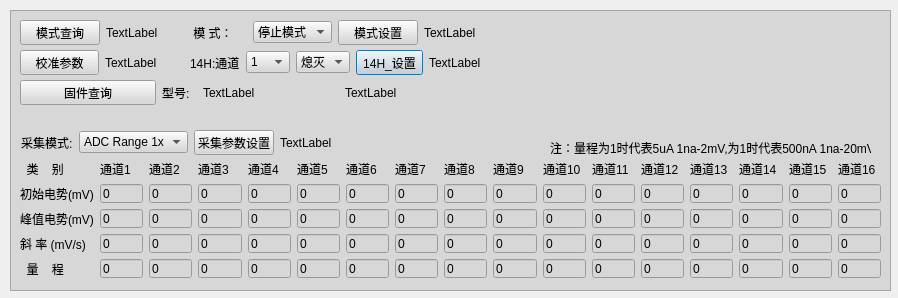
First picture: the form in terminal/TableView/csenddialog.ui, repository shanlizi/QT_GF_Software, before the edit.
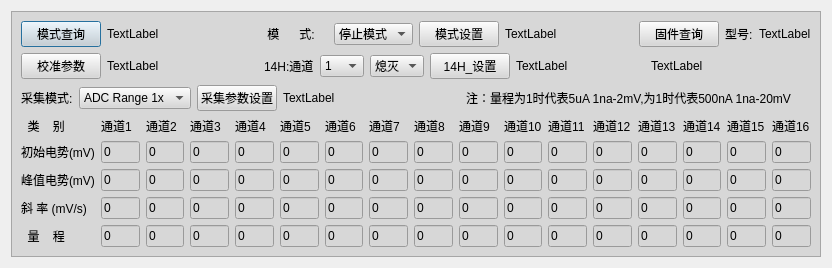
Second picture: the form after the edit.

```diff
--- a/terminal/TableView/csenddialog.ui
+++ b/terminal/TableView/csenddialog.ui
@@ -6,22 +6,16 @@
    <rect>
     <x>0</x>
     <y>0</y>
-    <width>898</width>
-    <height>298</height>
+    <width>832</width>
+    <height>255</height>
    </rect>
   </property>
   <property name="windowTitle">
    <string>Dialog</string>
   </property>
+  <layout class="QHBoxLayout" name="horizontalLayout_10">
+   <item>
   <widget class="QFrame" name="frame">
-   <property name="geometry">
-    <rect>
-     <x>10</x>
-     <y>10</y>
-     <width>881</width>
-     <height>281</height>
-    </rect>
-   </property>
    <property name="styleSheet">
     <string notr="true">background-color: rgb(215, 215, 215);</string>
    </property>
@@ -31,28 +25,127 @@
    <property name="frameShadow">
     <enum>QFrame::Raised</enum>
    </property>
-   <widget class="QLabel" name="label_25">
-    <property name="geometry">
-     <rect>
-      <x>540</x>
-      <y>130</y>
-      <width>321</width>
-      <height>16</height>
-     </rect>
-    </property>
+     <layout class="QVBoxLayout" name="verticalLayout_4">
+      <item>
+       <layout class="QHBoxLayout" name="horizontalLayout_9">
+        <item>
+         <layout class="QVBoxLayout" name="verticalLayout_2">
+          <item>
+           <layout class="QHBoxLayout" name="horizontalLayout_2">
+            <item>
+             <widget class="QPushButton" name="pushButton_model">
+              <property name="text">
+               <string>模式查询</string>
+              </property>
+             </widget>
+            </item>
+            <item>
+             <widget class="QLabel" name="label_model">
     <property name="text">
-     <string>注：量程为1时代表5uA 1na-2mV,为1时代表500nA 1na-20mV</string>
-    </property>
-   </widget>
-   <widget class="QWidget" name="layoutWidget">
-    <property name="geometry">
-     <rect>
-      <x>180</x>
-      <y>40</y>
-      <width>291</width>
-      <height>25</height>
-     </rect>
-    </property>
+               <string>TextLabel</string>
+              </property>
+             </widget>
+            </item>
+            <item>
+             <spacer name="horizontalSpacer_4">
+              <property name="orientation">
+               <enum>Qt::Horizontal</enum>
+              </property>
+              <property name="sizeHint" stdset="0">
+               <size>
+                <width>40</width>
+                <height>20</height>
+               </size>
+              </property>
+             </spacer>
+            </item>
+           </layout>
+          </item>
+          <item>
+           <layout class="QHBoxLayout" name="horizontalLayout_5">
+            <item>
+             <widget class="QPushButton" name="pushButton_adjust_15H">
+              <property name="text">
+               <string>校准参数</string>
+              </property>
+             </widget>
+            </item>
+            <item>
+             <widget class="QLabel" name="label_32H_15H">
+              <property name="text">
+               <string>TextLabel</string>
+              </property>
+             </widget>
+            </item>
+            <item>
+             <spacer name="horizontalSpacer_5">
+              <property name="orientation">
+               <enum>Qt::Horizontal</enum>
+              </property>
+              <property name="sizeHint" stdset="0">
+               <size>
+                <width>40</width>
+                <height>20</height>
+               </size>
+              </property>
+             </spacer>
+            </item>
+           </layout>
+          </item>
+         </layout>
+        </item>
+        <item>
+         <layout class="QVBoxLayout" name="verticalLayout_3">
+          <item>
+           <layout class="QHBoxLayout" name="horizontalLayout_3">
+            <item>
+             <widget class="QLabel" name="label">
+              <property name="text">
+               <string> 模      式:</string>
+              </property>
+             </widget>
+            </item>
+            <item>
+             <widget class="QComboBox" name="comboBox_model">
+              <item>
+               <property name="text">
+                <string>停止模式</string>
+               </property>
+              </item>
+              <item>
+               <property name="text">
+                <string>采集模式</string>
+               </property>
+              </item>
+              <item>
+               <property name="text">
+                <string>工程模式</string>
+               </property>
+              </item>
+              <item>
+               <property name="text">
+                <string>校准模式</string>
+               </property>
+              </item>
+             </widget>
+            </item>
+            <item>
+             <widget class="QPushButton" name="pushButton_setmodel">
+              <property name="text">
+               <string>模式设置</string>
+              </property>
+             </widget>
+            </item>
+            <item>
+             <widget class="QLabel" name="label_32H_12H">
+              <property name="text">
+               <string>TextLabel</string>
+              </property>
+             </widget>
+            </item>
+           </layout>
+          </item>
+          <item>
     <layout class="QHBoxLayout" name="horizontalLayout_4">
      <item>
       <widget class="QLabel" name="label_2">
@@ -174,39 +267,108 @@
       </widget>
      </item>
     </layout>
-   </widget>
-   <widget class="QWidget" name="layoutWidget">
-    <property name="geometry">
-     <rect>
-      <x>180</x>
-      <y>10</y>
-      <width>291</width>
-      <height>25</height>
-     </rect>
-    </property>
-    <layout class="QHBoxLayout" name="horizontalLayout_3">
+          </item>
+         </layout>
+        </item>
+        <item>
+         <layout class="QVBoxLayout" name="verticalLayout">
+          <item>
+           <layout class="QHBoxLayout" name="horizontalLayout_6">
+            <item>
+             <spacer name="horizontalSpacer_2">
+              <property name="orientation">
+               <enum>Qt::Horizontal</enum>
+              </property>
+              <property name="sizeHint" stdset="0">
+               <size>
+                <width>40</width>
+                <height>20</height>
+               </size>
+              </property>
+             </spacer>
+            </item>
+            <item>
+             <widget class="QPushButton" name="pushButton_version">
+              <property name="text">
+               <string>固件查询</string>
+              </property>
+             </widget>
+            </item>
+            <item>
+             <widget class="QLabel" name="label_26">
+              <property name="maximumSize">
+               <size>
+                <width>35</width>
+                <height>16777215</height>
+               </size>
+              </property>
+              <property name="text">
+               <string>型号:</string>
+              </property>
+             </widget>
+            </item>
      <item>
-      <widget class="QLabel" name="label">
+             <widget class="QLabel" name="label_Type">
        <property name="text">
-        <string> 模 式：</string>
+               <string>TextLabel</string>
        </property>
       </widget>
      </item>
+           </layout>
+          </item>
      <item>
-      <widget class="QComboBox" name="comboBox_model">
+           <layout class="QHBoxLayout" name="horizontalLayout_7">
        <item>
+             <spacer name="horizontalSpacer_3">
+              <property name="orientation">
+               <enum>Qt::Horizontal</enum>
+              </property>
+              <property name="sizeHint" stdset="0">
+               <size>
+                <width>40</width>
+                <height>20</height>
+               </size>
+              </property>
+             </spacer>
+            </item>
+            <item>
+             <widget class="QLabel" name="label_version">
+              <property name="minimumSize">
+               <size>
+                <width>160</width>
+                <height>0</height>
+               </size>
+              </property>
         <property name="text">
-         <string>停止模式</string>
-        </property>
-       </item>
+               <string>TextLabel</string>
+              </property>
+             </widget>
+            </item>
+           </layout>
+          </item>
+         </layout>
+        </item>
+       </layout>
+      </item>
        <item>
+       <layout class="QHBoxLayout" name="horizontalLayout_8">
+        <item>
+         <layout class="QHBoxLayout" name="horizontalLayout">
+          <item>
+           <widget class="QLabel" name="label_24">
+            <property name="layoutDirection">
+             <enum>Qt::RightToLeft</enum>
+            </property>
         <property name="text">
-         <string>采集模式</string>
-        </property>
+             <string>采集模式:</string>
+            </property>
+           </widget>
        </item>
        <item>
+           <widget class="QComboBox" name="comboBox_AcpModel_13H">
+            <item>
         <property name="text">
-         <string>工程模式</string>
+              <string>ADC Range 1x</string>
         </property>
        </item>
        <item>
@@ -217,56 +379,57 @@
       </widget>
      </item>
      <item>
-      <widget class="QPushButton" name="pushButton_setmodel">
+           <widget class="QPushButton" name="pushButton_AcpSet_13H">
        <property name="text">
-        <string>模式设置</string>
+             <string>采集参数设置</string>
        </property>
       </widget>
      </item>
      <item>
-      <widget class="QLabel" name="label_32H_12H">
+           <widget class="QLabel" name="label_32H_13H">
        <property name="text">
         <string>TextLabel</string>
        </property>
       </widget>
      </item>
     </layout>
-   </widget>
-   <widget class="QWidget" name="layoutWidget">
-    <property name="geometry">
-     <rect>
-      <x>10</x>
-      <y>40</y>
-      <width>137</width>
-      <height>25</height>
-     </rect>
-    </property>
-    <layout class="QHBoxLayout" name="horizontalLayout_5">
+        </item>
+        <item>
+         <spacer name="horizontalSpacer">
+          <property name="orientation">
+           <enum>Qt::Horizontal</enum>
+          </property>
+          <property name="sizeHint" stdset="0">
+           <size>
+            <width>168</width>
+            <height>20</height>
+           </size>
+          </property>
+         </spacer>
+        </item>
      <item>
-      <widget class="QPushButton" name="pushButton_adjust_15H">
+         <widget class="QLabel" name="label_25">
        <property name="text">
-        <string>校准参数</string>
+           <string>注：量程为1时代表5uA 1na-2mV,为1时代表500nA 1na-20mV</string>
        </property>
       </widget>
      </item>
      <item>
-      <widget class="QLabel" name="label_32H_15H">
-       <property name="text">
-        <string>TextLabel</string>
-       </property>
-      </widget>
-     </item>
-    </layout>
-   </widget>
-   <widget class="QWidget" name="layoutWidget">
-    <property name="geometry">
-     <rect>
-      <x>10</x>
-      <y>150</y>
-      <width>861</width>
-      <height>118</height>
-     </rect>
-    </property>
+         <spacer name="verticalSpacer">
+          <property name="orientation">
+           <enum>Qt::Vertical</enum>
+          </property>
+          <property name="sizeHint" stdset="0">
+           <size>
+            <width>20</width>
+            <height>18</height>
+           </size>
+          </property>
+         </spacer>
+        </item>
+       </layout>
+      </item>
+      <item>
     <layout class="QGridLayout" name="gridLayout">
      <item row="0" column="0">
       <widget class="QLabel" name="label_23">
@@ -870,129 +1033,8 @@
       </widget>
      </item>
     </layout>
-   </widget>
-   <widget class="QWidget" name="layoutWidget">
-    <property name="geometry">
-     <rect>
-      <x>10</x>
-      <y>70</y>
-      <width>461</width>
-      <height>25</height>
-     </rect>
-    </property>
-    <layout class="QHBoxLayout" name="horizontalLayout_6">
-     <item>
-      <widget class="QPushButton" name="pushButton_version">
-       <property name="text">
-        <string>固件查询</string>
-       </property>
-      </widget>
-     </item>
-     <item>
-      <widget class="QLabel" name="label_26">
-       <property name="maximumSize">
-        <size>
-         <width>35</width>
-         <height>16777215</height>
-        </size>
-       </property>
-       <property name="text">
-        <string>型号:</string>
-       </property>
-      </widget>
-     </item>
-     <item>
-      <widget class="QLabel" name="label_Type">
-       <property name="text">
-        <string>TextLabel</string>
-       </property>
-      </widget>
-     </item>
-     <item>
-      <widget class="QLabel" name="label_version">
-       <property name="text">
-        <string>TextLabel</string>
-       </property>
-      </widget>
-     </item>
-    </layout>
-   </widget>
-   <widget class="QWidget" name="layoutWidget">
-    <property name="geometry">
-     <rect>
-      <x>11</x>
-      <y>120</y>
-      <width>311</width>
-      <height>25</height>
-     </rect>
-    </property>
-    <layout class="QHBoxLayout" name="horizontalLayout">
-     <item>
-      <widget class="QLabel" name="label_24">
-       <property name="layoutDirection">
-        <enum>Qt::RightToLeft</enum>
-       </property>
-       <property name="text">
-        <string>采集模式:</string>
-       </property>
-      </widget>
-     </item>
-     <item>
-      <widget class="QComboBox" name="comboBox_AcpModel_13H">
-       <item>
-        <property name="text">
-         <string>ADC Range 1x</string>
-        </property>
-       </item>
-       <item>
-        <property name="text">
-         <string>ADC Range 2x</string>
-        </property>
-       </item>
-      </widget>
-     </item>
-     <item>
-      <widget class="QPushButton" name="pushButton_AcpSet_13H">
-       <property name="text">
-        <string>采集参数设置</string>
-       </property>
-      </widget>
-     </item>
-     <item>
-      <widget class="QLabel" name="label_32H_13H">
-       <property name="text">
-        <string>TextLabel</string>
-       </property>
-      </widget>
-     </item>
-    </layout>
-   </widget>
-   <widget class="QWidget" name="layoutWidget">
-    <property name="geometry">
-     <rect>
-      <x>10</x>
-      <y>10</y>
-      <width>141</width>
-      <height>25</height>
-     </rect>
-    </property>
-    <layout class="QHBoxLayout" name="horizontalLayout_2">
-     <item>
-      <widget class="QPushButton" name="pushButton_model">
-       <property name="text">
-        <string>模式查询</string>
-       </property>
-      </widget>
-     </item>
-     <item>
-      <widget class="QLabel" name="label_model">
-       <property name="text">
-        <string>TextLabel</string>
-       </property>
-      </widget>
-     </item>
-    </layout>
-   </widget>
+      </item>
+     </layout>
    <zorder>label_25</zorder>
    <zorder>layoutWidget</zorder>
    <zorder>layoutWidget</zorder>
@@ -1009,7 +1051,16 @@
    <zorder>layoutWidget</zorder>
    <zorder>layoutWidget</zorder>
    <zorder>layoutWidget</zorder>
-  </widget>
+     <zorder>horizontalSpacer</zorder>
+     <zorder>horizontalSpacer_2</zorder>
+     <zorder>horizontalSpacer_3</zorder>
+     <zorder>horizontalSpacer_4</zorder>
+     <zorder>horizontalSpacer_5</zorder>
+     <zorder>verticalSpacer</zorder>
+     <zorder>verticalSpacer</zorder>
+    </widget>
+   </item>
+  </layout>
  </widget>
  <resources/>
  <connections/>
```
Left out of the diff: 2 changed lines with no effect on the pictures. Lines whose indentation alone changed are shown as unchanged.
